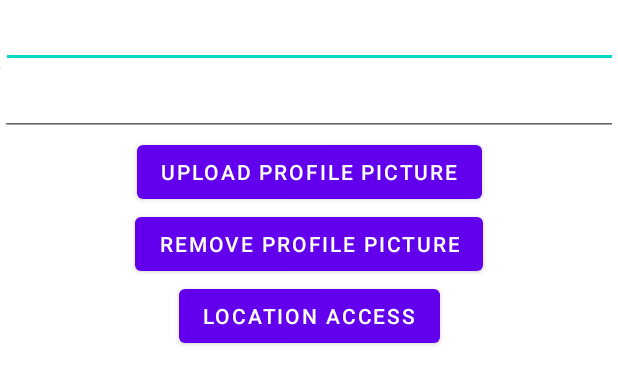
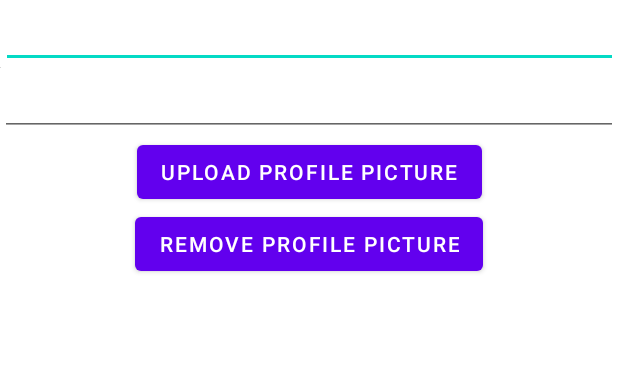
Before and after one commit to CMPUT301W24T20/Lins-Second-Strongest-Students, an Android app: the layout profile_frag.xml on its own in the app's theme, with its tools: preview values and no code run, on a phone screen of 412 x 824 dp. Shown: the top 384 px of the screen. Run offline under Robolectric (Android 15) with nearby library versions, the phone set to English and light mode, and no system bars.

Commit message:
Update profile_frag.xml

```diff
--- a/ReaderApp/QRCodeReader/app/src/main/res/layout/profile_frag.xml
+++ b/ReaderApp/QRCodeReader/app/src/main/res/layout/profile_frag.xml
@@ -44,14 +44,7 @@
         app:layout_constraintStart_toStartOf="parent"
         app:layout_constraintTop_toBottomOf="@+id/UploadProfileButton" />
 
-    <Button
-        android:id="@+id/LocationSwitch"
-        android:layout_width="wrap_content"
-        android:layout_height="wrap_content"
-        android:text="@string/LocationEnableText"
-        app:layout_constraintEnd_toEndOf="parent"
-        app:layout_constraintStart_toStartOf="parent"
-        app:layout_constraintTop_toBottomOf="@+id/RemoveProfilePicButton"  />
+
 
 
 
```
